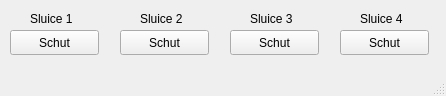
This is Jaar_2/PRC3/Sluice/SluiceController/mainwindow.ui in TomHartogs/School as Qt 5 draws it before an edit. The edited form follows.
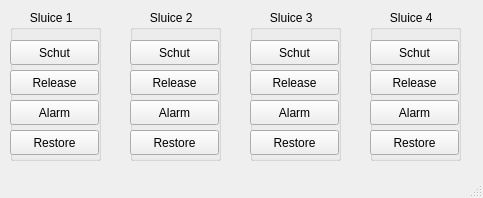
This is the edited form.

What changed in the file:
```diff
--- a/Jaar_2/PRC3/Sluice/SluiceController/mainwindow.ui
+++ b/Jaar_2/PRC3/Sluice/SluiceController/mainwindow.ui
@@ -6,117 +6,321 @@
    <rect>
     <x>0</x>
     <y>0</y>
-    <width>446</width>
-    <height>96</height>
+    <width>483</width>
+    <height>198</height>
    </rect>
   </property>
   <property name="windowTitle">
    <string>MainWindow</string>
   </property>
   <widget class="QWidget" name="centralwidget">
-   <widget class="QLabel" name="label_4">
-    <property name="geometry">
-     <rect>
-      <x>360</x>
-      <y>10</y>
-      <width>67</width>
-      <height>17</height>
-     </rect>
-    </property>
-    <property name="text">
-     <string>Sluice 4</string>
-    </property>
-   </widget>
-   <widget class="QLabel" name="label_2">
-    <property name="geometry">
-     <rect>
-      <x>140</x>
-      <y>10</y>
-      <width>67</width>
-      <height>17</height>
-     </rect>
-    </property>
-    <property name="text">
-     <string>Sluice 2</string>
-    </property>
-   </widget>
-   <widget class="QPushButton" name="SchutSluice2">
-    <property name="geometry">
-     <rect>
-      <x>120</x>
-      <y>30</y>
-      <width>89</width>
-      <height>25</height>
-     </rect>
-    </property>
-    <property name="text">
-     <string>Schut</string>
-    </property>
-   </widget>
-   <widget class="QLabel" name="label">
-    <property name="geometry">
-     <rect>
-      <x>30</x>
-      <y>10</y>
-      <width>67</width>
-      <height>17</height>
-     </rect>
-    </property>
-    <property name="text">
-     <string>Sluice 1</string>
-    </property>
-   </widget>
-   <widget class="QPushButton" name="SchutSluice3">
-    <property name="geometry">
-     <rect>
-      <x>230</x>
-      <y>30</y>
-      <width>89</width>
-      <height>25</height>
-     </rect>
-    </property>
-    <property name="text">
-     <string>Schut</string>
-    </property>
-   </widget>
-   <widget class="QPushButton" name="SchutSluice4">
-    <property name="geometry">
-     <rect>
-      <x>340</x>
-      <y>30</y>
-      <width>89</width>
-      <height>25</height>
-     </rect>
-    </property>
-    <property name="text">
-     <string>Schut</string>
-    </property>
-   </widget>
-   <widget class="QLabel" name="label_3">
+   <widget class="QGroupBox" name="Sluice3">
     <property name="geometry">
      <rect>
       <x>250</x>
       <y>10</y>
-      <width>67</width>
-      <height>17</height>
+      <width>91</width>
+      <height>151</height>
      </rect>
     </property>
-    <property name="text">
-     <string>Sluice 3</string>
+    <property name="title">
+     <string>      Sluice 3</string>
     </property>
+    <widget class="QPushButton" name="SchutBtnSluice_3">
+     <property name="geometry">
+      <rect>
+       <x>0</x>
+       <y>30</y>
+       <width>89</width>
+       <height>25</height>
+      </rect>
+     </property>
+     <property name="cursor">
+      <cursorShape>PointingHandCursor</cursorShape>
+     </property>
+     <property name="text">
+      <string>Schut</string>
+     </property>
+    </widget>
+    <widget class="QPushButton" name="ReleaseBtnSluice_3">
+     <property name="geometry">
+      <rect>
+       <x>0</x>
+       <y>60</y>
+       <width>89</width>
+       <height>25</height>
+      </rect>
+     </property>
+     <property name="cursor">
+      <cursorShape>PointingHandCursor</cursorShape>
+     </property>
+     <property name="text">
+      <string>Release</string>
+     </property>
+    </widget>
+    <widget class="QPushButton" name="AlarmBtnSluice_3">
+     <property name="geometry">
+      <rect>
+       <x>0</x>
+       <y>90</y>
+       <width>89</width>
+       <height>25</height>
+      </rect>
+     </property>
+     <property name="cursor">
+      <cursorShape>PointingHandCursor</cursorShape>
+     </property>
+     <property name="text">
+      <string>Alarm</string>
+     </property>
+    </widget>
+    <widget class="QPushButton" name="RestoreBtnSluice_3">
+     <property name="geometry">
+      <rect>
+       <x>0</x>
+       <y>120</y>
+       <width>89</width>
+       <height>25</height>
+      </rect>
+     </property>
+     <property name="cursor">
+      <cursorShape>PointingHandCursor</cursorShape>
+     </property>
+     <property name="text">
+      <string>Restore</string>
+     </property>
+    </widget>
    </widget>
-   <widget class="QPushButton" name="SchutSluice1">
+   <widget class="QGroupBox" name="Sluice1">
     <property name="geometry">
      <rect>
       <x>10</x>
-      <y>30</y>
-      <width>89</width>
-      <height>25</height>
+      <y>10</y>
+      <width>91</width>
+      <height>151</height>
      </rect>
     </property>
-    <property name="text">
-     <string>Schut</string>
+    <property name="title">
+     <string>      Sluice 1</string>
     </property>
+    <widget class="QPushButton" name="SchutBtnSluice_1">
+     <property name="geometry">
+      <rect>
+       <x>0</x>
+       <y>30</y>
+       <width>89</width>
+       <height>25</height>
+      </rect>
+     </property>
+     <property name="cursor">
+      <cursorShape>PointingHandCursor</cursorShape>
+     </property>
+     <property name="text">
+      <string>Schut</string>
+     </property>
+    </widget>
+    <widget class="QPushButton" name="ReleaseBtnSluice_1">
+     <property name="geometry">
+      <rect>
+       <x>0</x>
+       <y>60</y>
+       <width>89</width>
+       <height>25</height>
+      </rect>
+     </property>
+     <property name="cursor">
+      <cursorShape>PointingHandCursor</cursorShape>
+     </property>
+     <property name="text">
+      <string>Release</string>
+     </property>
+    </widget>
+    <widget class="QPushButton" name="AlarmBtnSluice_1">
+     <property name="geometry">
+      <rect>
+       <x>0</x>
+       <y>90</y>
+       <width>89</width>
+       <height>25</height>
+      </rect>
+     </property>
+     <property name="cursor">
+      <cursorShape>PointingHandCursor</cursorShape>
+     </property>
+     <property name="text">
+      <string>Alarm</string>
+     </property>
+    </widget>
+    <widget class="QPushButton" name="RestoreBtnSluice_1">
+     <property name="geometry">
+      <rect>
+       <x>0</x>
+       <y>120</y>
+       <width>89</width>
+       <height>25</height>
+      </rect>
+     </property>
+     <property name="cursor">
+      <cursorShape>PointingHandCursor</cursorShape>
+     </property>
+     <property name="text">
+      <string>Restore</string>
+     </property>
+    </widget>
+   </widget>
+   <widget class="QGroupBox" name="Sluice4">
+    <property name="geometry">
+     <rect>
+      <x>370</x>
+      <y>10</y>
+      <width>91</width>
+      <height>151</height>
+     </rect>
+    </property>
+    <property name="title">
+     <string>      Sluice 4</string>
+    </property>
+    <widget class="QPushButton" name="SchutBtnSluice_4">
+     <property name="geometry">
+      <rect>
+       <x>0</x>
+       <y>30</y>
+       <width>89</width>
+       <height>25</height>
+      </rect>
+     </property>
+     <property name="cursor">
+      <cursorShape>PointingHandCursor</cursorShape>
+     </property>
+     <property name="text">
+      <string>Schut</string>
+     </property>
+    </widget>
+    <widget class="QPushButton" name="ReleaseBtnSluice_4">
+     <property name="geometry">
+      <rect>
+       <x>0</x>
+       <y>60</y>
+       <width>89</width>
+       <height>25</height>
+      </rect>
+     </property>
+     <property name="cursor">
+      <cursorShape>PointingHandCursor</cursorShape>
+     </property>
+     <property name="text">
+      <string>Release</string>
+     </property>
+    </widget>
+    <widget class="QPushButton" name="AlarmBtnSluice_4">
+     <property name="geometry">
+      <rect>
+       <x>0</x>
+       <y>90</y>
+       <width>89</width>
+       <height>25</height>
+      </rect>
+     </property>
+     <property name="cursor">
+      <cursorShape>PointingHandCursor</cursorShape>
+     </property>
+     <property name="text">
+      <string>Alarm</string>
+     </property>
+    </widget>
+    <widget class="QPushButton" name="RestoreBtnSluice_4">
+     <property name="geometry">
+      <rect>
+       <x>0</x>
+       <y>120</y>
+       <width>89</width>
+       <height>25</height>
+      </rect>
+     </property>
+     <property name="cursor">
+      <cursorShape>PointingHandCursor</cursorShape>
+     </property>
+     <property name="text">
+      <string>Restore</string>
+     </property>
+    </widget>
+   </widget>
+   <widget class="QGroupBox" name="Sluice2">
+    <property name="geometry">
+     <rect>
+      <x>130</x>
+      <y>10</y>
+      <width>91</width>
+      <height>151</height>
+     </rect>
+    </property>
+    <property name="title">
+     <string>      Sluice 2</string>
+    </property>
+    <widget class="QPushButton" name="SchutBtnSluice_2">
+     <property name="geometry">
+      <rect>
+       <x>0</x>
+       <y>30</y>
+       <width>89</width>
+       <height>25</height>
+      </rect>
+     </property>
+     <property name="cursor">
+      <cursorShape>PointingHandCursor</cursorShape>
+     </property>
+     <property name="text">
+      <string>Schut</string>
+     </property>
+    </widget>
+    <widget class="QPushButton" name="ReleaseBtnSluice_2">
+     <property name="geometry">
+      <rect>
+       <x>0</x>
+       <y>60</y>
+       <width>89</width>
+       <height>25</height>
+      </rect>
+     </property>
+     <property name="cursor">
+      <cursorShape>PointingHandCursor</cursorShape>
+     </property>
+     <property name="text">
+      <string>Release</string>
+     </property>
+    </widget>
+    <widget class="QPushButton" name="AlarmBtnSluice_2">
+     <property name="geometry">
+      <rect>
+       <x>0</x>
+       <y>90</y>
+       <width>89</width>
+       <height>25</height>
+      </rect>
+     </property>
+     <property name="cursor">
+      <cursorShape>PointingHandCursor</cursorShape>
+     </property>
+     <property name="text">
+      <string>Alarm</string>
+     </property>
+    </widget>
+    <widget class="QPushButton" name="RestoreBtnSluice_2">
+     <property name="geometry">
+      <rect>
+       <x>0</x>
+       <y>120</y>
+       <width>89</width>
+       <height>25</height>
+      </rect>
+     </property>
+     <property name="cursor">
+      <cursorShape>PointingHandCursor</cursorShape>
+     </property>
+     <property name="text">
+      <string>Restore</string>
+     </property>
+    </widget>
    </widget>
   </widget>
   <widget class="QMenuBar" name="menubar">
```
Left out of the diff: 2 changed lines with no effect on the pictures.
